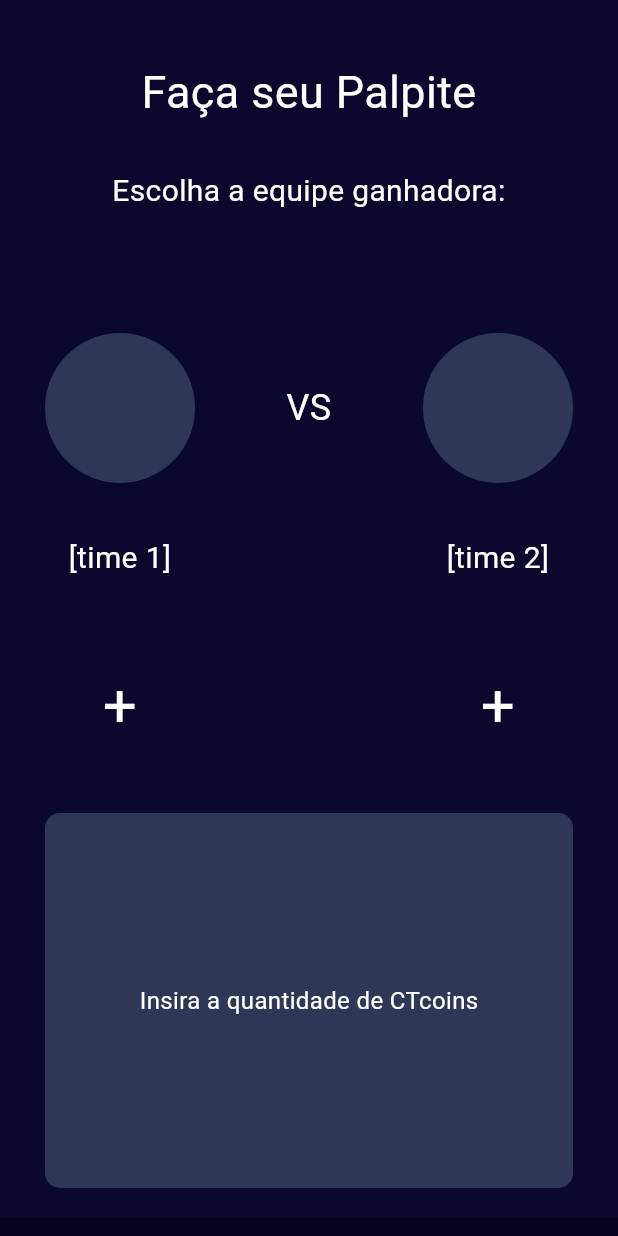
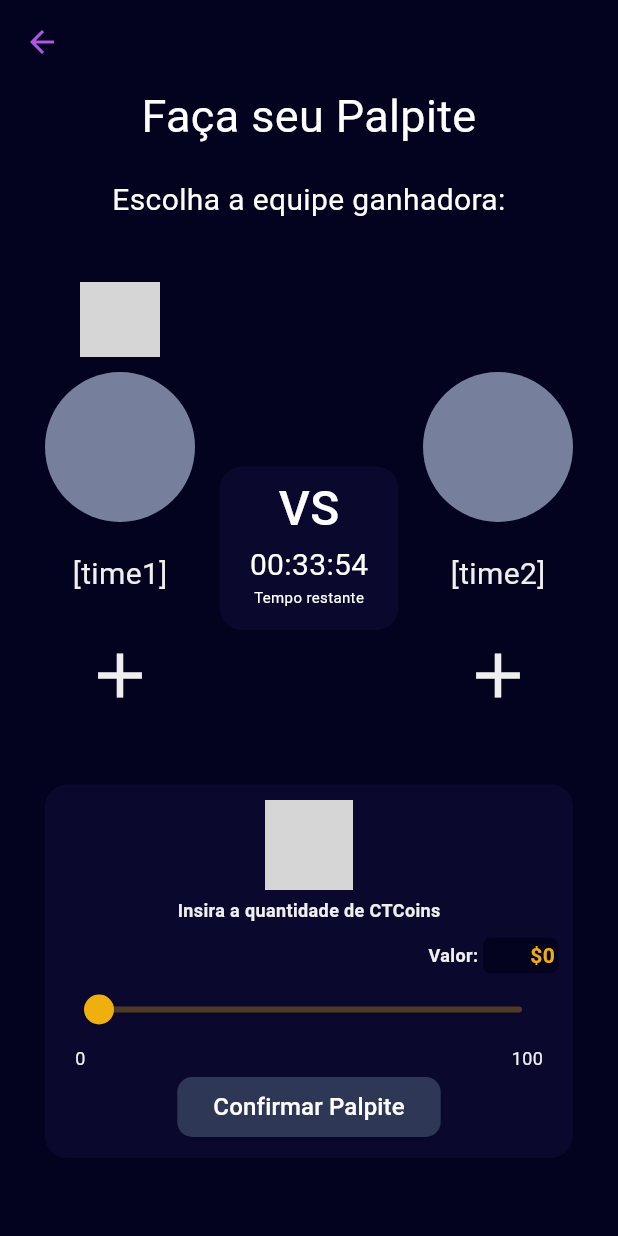
Before and after one commit to ChampionTrackers/CTracker, a Flutter app: the ViewGuess screen opened directly, on a phone screen of 412 x 824 dp. Run offline on Flutter 3.47's test engine with Material 3 defaults, Android fonts, the phone set to English and light mode, and no system bars; our stand-ins replace animated_splash_screen, flutter_secure_storage, lottie, shared_preferences; accounts and stored records are empty; grey boxes are pictures that could not be loaded.

Commit message:
💄 finish guess page

```diff
--- a/lib/view/view_guess.dart
+++ b/lib/view/view_guess.dart
@@ -1,3 +1,5 @@
+import 'package:ctracker/constants/colors.dart';
+import 'package:ctracker/widget/tracker_appbar.dart';
 import 'package:flutter/material.dart';
 
 class ViewGuess extends StatefulWidget {
@@ -7,35 +9,32 @@ class ViewGuess extends StatefulWidget {
 }
 
 class _ViewGuessState extends State<ViewGuess> {
+  double _sliderValue = 0; // Valor inicial do slider
+  final _maxValue = 100;
 
   @override
   Widget build(BuildContext context) {
-
-  return Container(
-  color: const Color.fromRGBO(10, 9, 45, 1),
-  child: SingleChildScrollView(
+    return Scaffold(
+      appBar: const TrackerAppBar(),
+      backgroundColor: AppColor.backgroundColor,
+      body: SingleChildScrollView(
         padding: const EdgeInsets.fromLTRB(30, 0, 30, 0),
         child: Column(
           mainAxisAlignment: MainAxisAlignment.center,
           crossAxisAlignment: CrossAxisAlignment.center,
           children: <Widget>[
-                 Container(
-                  margin: const EdgeInsets.only(top: 40, bottom: 20),
-                   child: const Center(
+            const Center(
               child: Text(
                 'Faça seu Palpite',
                 style: TextStyle(
                   color: Colors.white,
                   fontSize: 30,
                 ),
-                        textAlign: TextAlign.center, // Centraliza o texto horizontalmente
+                textAlign: TextAlign.center,
               ),
             ),
-                  ),
-
-                  Container(
-                    margin: const EdgeInsets.only(top: 10, bottom: 20),
-                      child: const Center(
+            const SizedBox(height: 20),
+            const Center(
               child: Text(
                 'Escolha a equipe ganhadora:',
                 style: TextStyle(
@@ -45,64 +44,60 @@ class _ViewGuessState extends State<ViewGuess> {
                 textAlign: TextAlign.center,
               ),
             ),
-                      ),
-
-
-                ClipRect(
-                  child: Row(
+            const SizedBox(height: 40),
+            Row(
               mainAxisAlignment: MainAxisAlignment.spaceBetween,
               children: [
-                      Container(
-                        margin: const EdgeInsets.only(top: 60, bottom: 0),
-                        height: 100,
-                        width: 100,
-                        decoration: BoxDecoration(
-                          color: const Color.fromRGBO(46, 56, 86, 1),
-                          borderRadius: BorderRadius.circular(100),
+                Column(
+                  children: [
+                    SizedBox(
+                      height: 50,
+                      child: Image.asset('./assets/graphics/baixo-t.png'),
+                    ),
+                    const SizedBox(height: 10),
+                    const CircleAvatar(
+                      backgroundColor: AppColor.secondaryColor,
+                      radius: 50,
+                    ),
+                    const SizedBox(height: 20),
+                    const Text(
+                      '[time1]',
+                      style: TextStyle(
+                        color: AppColor.textColor,
+                        fontSize: 20,
                       ),
                     ),
-
+                    const SizedBox(height: 20),
+                    IconButton(
+                      onPressed: () {},
+                      icon: const Icon(Icons.add),
+                      color: AppColor.textColor,
+                      iconSize: 50,
+                    )
+                  ],
+                ),
                 Container(
+                  decoration: const BoxDecoration(
+                      color: AppColor.tertiaryColor,
+                      borderRadius: BorderRadius.all(Radius.circular(15))),
                   margin: const EdgeInsets.only(top: 60, bottom: 0),
-                                height: 70,
-                                width: 150,
-                                child: const Center(
+                  padding: const EdgeInsets.fromLTRB(20, 5, 20, 15),
+                  child: const Column(
+                    mainAxisAlignment: MainAxisAlignment.center,
+                    children: [
+                      Center(
                         child: Text(
                           'VS',
                           style: TextStyle(
                               color: Colors.white,
-                                      fontSize: 24,
-                                    ),
+                              fontSize: 32,
+                              fontWeight: FontWeight.w500),
                           textAlign: TextAlign.center,
                         ),
                       ),
-                              ),
-
-                                      Container(
-                                        margin: const EdgeInsets.only(top: 60, bottom: 0),
-                                        height: 100,
-                                        width: 100,
-                                        decoration: BoxDecoration(
-                                          color: const Color.fromRGBO(46, 56, 86, 1),
-                                          borderRadius: BorderRadius.circular(100),
-                                        ),
-                                      ),
-
-                    ],
-                  ),
-                ),
-
-                ClipRect(
-                  child: Row(
-                    mainAxisAlignment: MainAxisAlignment.spaceBetween,
-                    children: [
-                      Container(
-                        margin: const EdgeInsets.only(top: 0, bottom: 20),
-                        height: 100,
-                        width: 100,
-                        child: const Center(
+                      Center(
                         child: Text(
-                            '[time 1]',
+                          '00:33:54',
                           style: TextStyle(
                             color: Colors.white,
                             fontSize: 20,
@@ -110,160 +105,158 @@ class _ViewGuessState extends State<ViewGuess> {
                           textAlign: TextAlign.center,
                         ),
                       ),
-                      ),
-
-                                      Container(
-                                        margin: const EdgeInsets.only(top: 0, bottom: 20),
-                                        height: 100,
-                                        width: 100,
-                                        child: const Center(
+                      Center(
                         child: Text(
-                                            '[time 2]',
+                          'Tempo restante',
                           style: TextStyle(
                             color: Colors.white,
-                                              fontSize: 20,
+                            fontSize: 10,
                           ),
                           textAlign: TextAlign.center,
-                                          ),
                         ),
                       ),
                     ],
                   ),
                 ),
-
-                 ClipRect(
+                Column(
+                  children: [
+                    const SizedBox(height: 60),
+                    const CircleAvatar(
+                      backgroundColor: AppColor.secondaryColor,
+                      radius: 50,
+                    ),
+                    const SizedBox(height: 20),
+                    const Text(
+                      '[time2]',
+                      style: TextStyle(
+                        color: AppColor.textColor,
+                        fontSize: 20,
+                      ),
+                    ),
+                    const SizedBox(height: 20),
+                    IconButton(
+                      onPressed: () {},
+                      icon: const Icon(Icons.add),
+                      color: AppColor.textColor,
+                      iconSize: 50,
+                    )
+                  ],
+                ),
+              ],
+            ),
+            const SizedBox(height: 40),
+            Container(
+              padding: const EdgeInsets.all(10),
+              width: double.infinity,
+              decoration: const BoxDecoration(
+                color: AppColor.tertiaryColor,
+                borderRadius: BorderRadius.all(Radius.circular(15)),
+              ),
+              child: Column(
+                children: [
+                  SizedBox(
+                      height: 60,
+                      child: Image.asset('./assets/images/coin.png')),
+                  const SizedBox(
+                    height: 5,
+                  ),
+                  const Text(
+                    'Insira a quantidade de CTCoins',
+                    style: TextStyle(
+                        color: AppColor.textColor,
+                        fontSize: 12,
+                        fontWeight: FontWeight.bold),
+                  ),
+                  const SizedBox(
+                    height: 10,
+                  ),
+                  Row(
+                    mainAxisAlignment: MainAxisAlignment.end,
+                    children: [
+                      const Text(
+                        'Valor: ',
+                        style: TextStyle(
+                            color: AppColor.textColor,
+                            fontSize: 12,
+                            fontWeight: FontWeight.bold),
+                      ),
+                      Container(
+                        decoration: const BoxDecoration(
+                          color: AppColor.backgroundColor,
+                          borderRadius: BorderRadius.all(Radius.circular(5)),
+                        ),
+                        width: 50,
+                        alignment: Alignment.centerRight,
+                        child: Padding(
+                          padding: const EdgeInsets.all(2),
+                          child: Text(
+                            '\$${_sliderValue.toStringAsFixed(0)}',
+                            style: const TextStyle(
+                                color: AppColor.secondAccentColor,
+                                fontWeight: FontWeight.bold,
+                                fontSize: 14),
+                          ),
+                        ),
+                      )
+                    ],
+                  ),
+                  Slider(
+                    value: _sliderValue,
+                    min: 0,
+                    max: _maxValue.toDouble(),
+                    divisions: 100,
+                    activeColor: AppColor.secondAccentColor,
+                    inactiveColor: AppColor.secondAccentColor.withOpacity(0.3),
+                    onChanged: (double value) {
+                      setState(() {
+                        _sliderValue = value;
+                      });
+                    },
+                  ),
+                  Padding(
+                    padding: const EdgeInsets.symmetric(horizontal: 10),
                     child: Row(
                       mainAxisAlignment: MainAxisAlignment.spaceBetween,
                       children: [
-                      Container(
-                        margin: const EdgeInsets.only(top: 0, bottom: 20),
-                        height: 40,
-                        width: 100,
-                        child: const Center(
-                          child: Text(
-                            '+',
+                        const Text(
+                          '0',
                           style: TextStyle(
-                              color: Colors.white,
-                              fontSize: 40,
-                              ),
-                            textAlign: TextAlign.center,
+                            color: AppColor.textColor,
+                            fontSize: 12,
                           ),
                         ),
-                      ),
-
-                                      Container(
-                                        margin: const EdgeInsets.only(top: 0, bottom: 20),
-                                        height: 40,
-                                        width: 100,
-                                        child: const Center(
-                                          child: Text(
-                                            '+',
-                                            style: TextStyle(
-                                              color: Colors.white,
-                                              fontSize: 40,
-                                            ),
-                                            textAlign: TextAlign.center,
-                                          ),
+                        Text(
+                          _maxValue.toString(),
+                          style: const TextStyle(
+                            color: AppColor.textColor,
+                            fontSize: 12,
                           ),
                         ),
                       ],
                     ),
                   ),
-
-                ClipRect(
-  child: Row(
-    mainAxisAlignment: MainAxisAlignment.center,
-    children: [
-      Expanded(
-        child: Container(
-          margin: const EdgeInsets.only(top:40, bottom: 20),
-          height: 250,
-          decoration: BoxDecoration(
-            color: const Color.fromRGBO(46, 56, 86, 1),
-            borderRadius: BorderRadius.circular(10),
-          ),
-          // ignore: prefer_const_constructors
-          child: Padding(
-            padding: const EdgeInsets.all(16.0),
-            child: const Column(
-              mainAxisAlignment: MainAxisAlignment.center,
-              children: [
-                Text(
-                  'Insira a quantidade de CTcoins',
-                  style: TextStyle(
-                    color: Colors.white,
-                    fontSize: 16,
+                  ElevatedButton(
+                    onPressed: () {},
+                    style: ElevatedButton.styleFrom(
+                      backgroundColor:
+                          AppColor.primaryColor, // Cor de fundo do botão
+                      foregroundColor: Colors.white, // Cor do texto do botão
+                      shape: RoundedRectangleBorder(
+                        borderRadius:
+                            BorderRadius.circular(10.0), // Borda do botão
                       ),
                     ),
-             /* const SizedBox(height: 20),
-                PriceSlider(),
-                const SizedBox(height: 20),
-                ElevatedButton(
-                  onPressed: () {
-
-                  },
-                  style: ElevatedButton.styleFrom(
-                    backgroundColor: secondAccentColor,
-                    shape: RoundedRectangleBorder(
-                      borderRadius: BorderRadius.circular(10),
-                    ),
-                  ),
-                  child: const Text('Adicionar'),
-                ),*/
-              ],
-            ),
-          ),
+                    child: const Text(
+                      'Confirmar Palpite',
+                      style: TextStyle(fontSize: 16.0),
                     ),
                   ),
                 ],
               ),
-),
-
-
-/*
-             class PriceSlider extends StatefulWidget {
-              @override
-            _PriceSliderState createState() => _PriceSliderState();
-          }
-
-              class _PriceSliderState extends State<PriceSlider> {
-                double _currentPrice = 50;
-
-                @override
-                Widget build(BuildContext context) {
-                  return Column(
-                    children: [
-                      Text(
-                        'Preço: \$${_currentPrice.toStringAsFixed(2)}',
-                        style: TextStyle(
-                          color: Colors.white,
-                          fontSize: 16,
-                        ),
-                      ),
-                      Slider(
-                        value: _currentPrice,
-                        min: 0,
-                        max: 100,
-                        divisions: 100,
-                        label: _currentPrice.toStringAsFixed(2),
-                        onChanged: (double value) {
-                          setState(() {
-                            _currentPrice = value;
-                          });
-                        },
-                      ),
-                    ],
-                  );
-                }
-              }
-*/
-
+            )
           ],
         ),
       ),
     );
-
-
-
   }
 }
```
Lines whose indentation alone changed are shown as unchanged.
